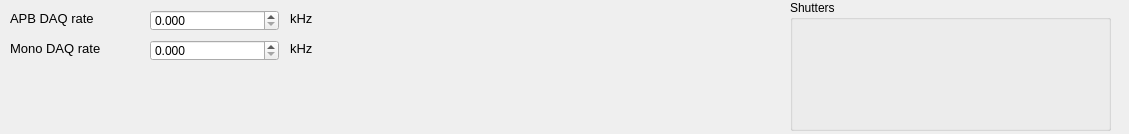
First picture: the form in isstools/ui/ui_beamline_status.ui, repository NSLS-II-QAS/isstools, before the edit.
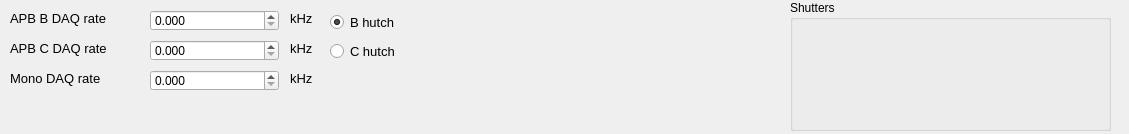
Second picture: the form after the edit.

Commit message: Finished Hutch C pizzabox, started adding diffraction to Batch

Patch:
```diff
--- a/isstools/ui/ui_beamline_status.ui
+++ b/isstools/ui/ui_beamline_status.ui
@@ -80,14 +80,14 @@
     </font>
    </property>
    <property name="text">
-    <string>APB DAQ rate</string>
+    <string>APB B DAQ rate</string>
    </property>
   </widget>
   <widget class="QDoubleSpinBox" name="spinBox_enc_rate">
    <property name="geometry">
     <rect>
      <x>150</x>
-     <y>40</y>
+     <y>70</y>
      <width>129</width>
      <height>21</height>
     </rect>
@@ -119,7 +119,7 @@
    <property name="geometry">
     <rect>
      <x>10</x>
-     <y>40</y>
+     <y>70</y>
      <width>111</width>
      <height>16</height>
     </rect>
@@ -137,7 +137,7 @@
    <property name="geometry">
     <rect>
      <x>290</x>
-     <y>40</y>
+     <y>70</y>
      <width>111</width>
      <height>16</height>
     </rect>
@@ -169,6 +169,97 @@
     <string>kHz</string>
    </property>
   </widget>
+  <widget class="QLabel" name="label_current_cycle_6">
+   <property name="geometry">
+    <rect>
+     <x>10</x>
+     <y>40</y>
+     <width>101</width>
+     <height>16</height>
+    </rect>
+   </property>
+   <property name="font">
+    <font>
+     <pointsize>10</pointsize>
+    </font>
+   </property>
+   <property name="text">
+    <string>APB C DAQ rate</string>
+   </property>
+  </widget>
+  <widget class="QDoubleSpinBox" name="spinBox_daq_rate_c">
+   <property name="geometry">
+    <rect>
+     <x>150</x>
+     <y>40</y>
+     <width>129</width>
+     <height>21</height>
+    </rect>
+   </property>
+   <property name="decimals">
+    <number>3</number>
+   </property>
+   <property name="singleStep">
+    <double>0.100000000000000</double>
+   </property>
+  </widget>
+  <widget class="QLabel" name="label_current_cycle_7">
+   <property name="geometry">
+    <rect>
+     <x>290</x>
+     <y>40</y>
+     <width>101</width>
+     <height>16</height>
+    </rect>
+   </property>
+   <property name="font">
+    <font>
+     <pointsize>10</pointsize>
+    </font>
+   </property>
+   <property name="text">
+    <string>kHz</string>
+   </property>
+  </widget>
+  <widget class="QWidget" name="verticalLayoutWidget">
+   <property name="geometry">
+    <rect>
+     <x>330</x>
+     <y>10</y>
+     <width>160</width>
+     <height>54</height>
+    </rect>
+   </property>
+   <layout class="QVBoxLayout" name="verticalLayout">
+    <item>
+     <widget class="QRadioButton" name="radioButton_hutch_b">
+      <property name="font">
+       <font>
+        <pointsize>10</pointsize>
+       </font>
+      </property>
+      <property name="text">
+       <string>B hutch</string>
+      </property>
+      <property name="checked">
+       <bool>true</bool>
+      </property>
+     </widget>
+    </item>
+    <item>
+     <widget class="QRadioButton" name="radioButton_hutch_c">
+      <property name="font">
+       <font>
+        <pointsize>10</pointsize>
+       </font>
+      </property>
+      <property name="text">
+       <string>C hutch</string>
+      </property>
+     </widget>
+    </item>
+   </layout>
+  </widget>
  </widget>
  <resources/>
  <connections/>
```
Left out of the diff: 2 changed lines with no effect on the pictures. The commit also changes 6 other files.
